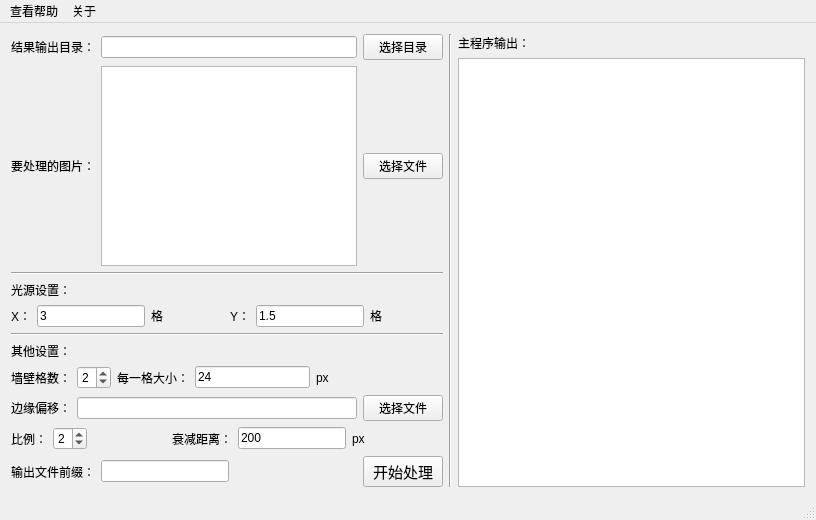
Before: the Qt Designer form shadow.ui in garfeng/shadow, drawn with Qt 5.
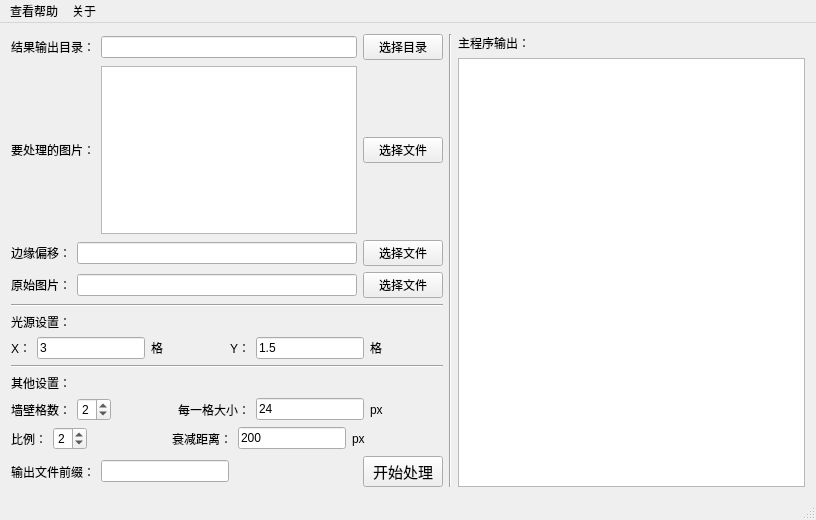
After: the same form once the commit is applied. Icons and pictures are not drawn.

```diff
--- a/shadow.ui
+++ b/shadow.ui
@@ -66,6 +66,48 @@
         </item>
        </layout>
       </item>
+      <item>
+       <layout class="QHBoxLayout" name="horizontalLayout_10">
+        <item>
+         <widget class="QLabel" name="label_11">
+          <property name="text">
+           <string>边缘偏移：</string>
+          </property>
+         </widget>
+        </item>
+        <item>
+         <widget class="QLineEdit" name="padding"/>
+        </item>
+        <item>
+         <widget class="QPushButton" name="btnPadding">
+          <property name="text">
+           <string>选择文件</string>
+          </property>
+         </widget>
+        </item>
+       </layout>
+      </item>
+      <item>
+       <layout class="QHBoxLayout" name="horizontalLayout_11">
+        <item>
+         <widget class="QLabel" name="label_18">
+          <property name="text">
+           <string>原始图片：</string>
+          </property>
+         </widget>
+        </item>
+        <item>
+         <widget class="QLineEdit" name="oriFile"/>
+        </item>
+        <item>
+         <widget class="QPushButton" name="btnOriFile">
+          <property name="text">
+           <string>选择文件</string>
+          </property>
+         </widget>
+        </item>
+       </layout>
+      </item>
       <item>
        <widget class="Line" name="line">
         <property name="orientation">
@@ -193,6 +235,19 @@
           </property>
          </widget>
         </item>
+        <item>
+         <spacer name="horizontalSpacer_7">
+          <property name="orientation">
+           <enum>Qt::Horizontal</enum>
+          </property>
+          <property name="sizeHint" stdset="0">
+           <size>
+            <width>40</width>
+            <height>20</height>
+           </size>
+          </property>
+         </spacer>
+        </item>
         <item>
          <widget class="QLabel" name="label_13">
           <property name="text">
@@ -229,27 +284,6 @@
         </item>
        </layout>
       </item>
-      <item>
-       <layout class="QHBoxLayout" name="horizontalLayout_10">
-        <item>
-         <widget class="QLabel" name="label_11">
-          <property name="text">
-           <string>边缘偏移：</string>
-          </property>
-         </widget>
-        </item>
-        <item>
-         <widget class="QLineEdit" name="padding"/>
-        </item>
-        <item>
-         <widget class="QPushButton" name="btnPadding">
-          <property name="text">
-           <string>选择文件</string>
-          </property>
-         </widget>
-        </item>
-       </layout>
-      </item>
       <item>
        <layout class="QHBoxLayout" name="horizontalLayout_8">
         <item>
```
Left out of the diff: 8 changed lines with no effect on the pictures.
